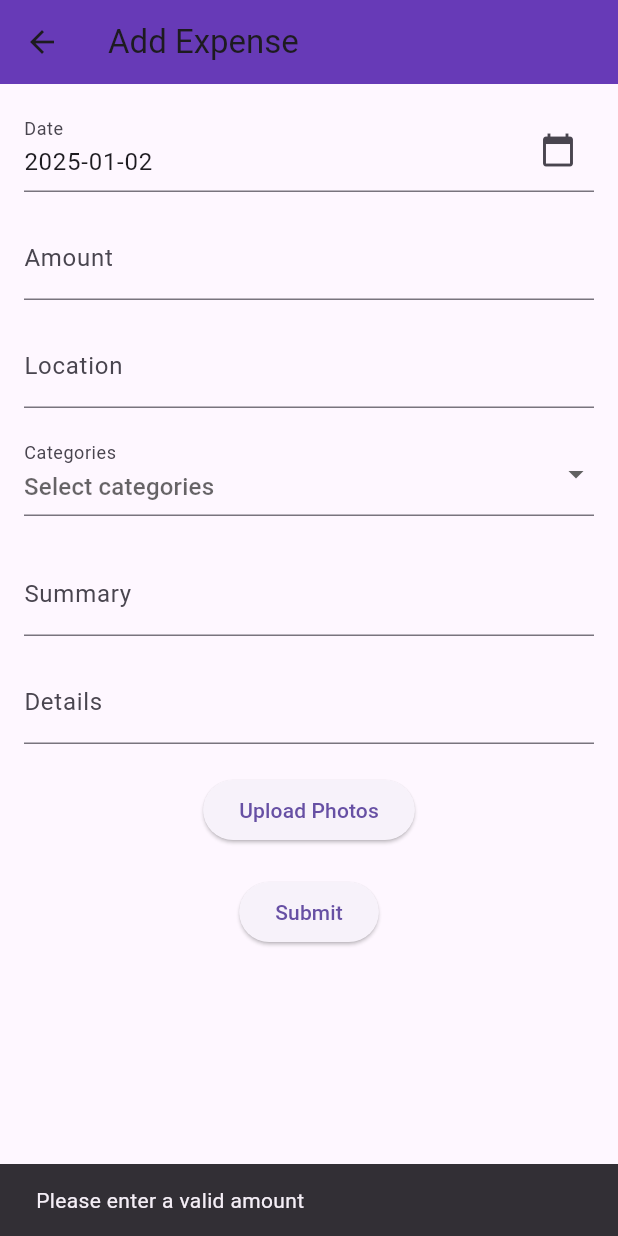
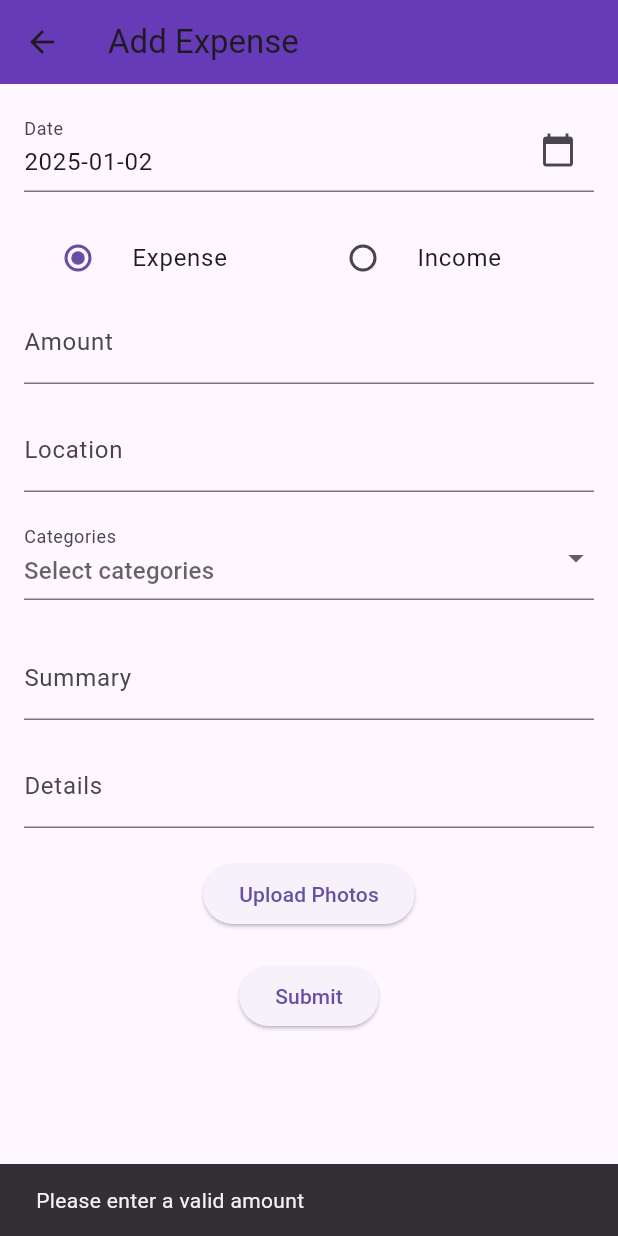
Before and after one commit to Petrificus-totalus/MoneyFlutter, a Flutter app: the AddExpensePage screen opened directly, after a tap on "Submit", on a phone screen of 412 x 824 dp. Run offline on Flutter 3.47's test engine with Material 3 defaults, Android fonts, the phone set to English and light mode, and no system bars; our stand-ins replace cloud_firestore, firebase_auth, firebase_core, firebase_storage, image_picker; accounts and stored records are empty.

Commit message:
feat: categorize into expense and income

```diff
--- a/lib/AddExpensePage.dart
+++ b/lib/AddExpensePage.dart
@@ -36,6 +36,8 @@ class _AddExpensePageState extends State<AddExpensePage> {
 
   List<File> _selectedImages = [];
   bool _isUploading = false;
+  bool _isIncome = false; // 默认选项为支出
+
 
   @override
   void initState() {
@@ -137,10 +139,16 @@ class _AddExpensePageState extends State<AddExpensePage> {
       return;
     }
 
+    // 将金额转换为正负值
+    final double finalAmount = _isIncome
+        ? double.parse(amount) // 收入保持正值
+        : -double.parse(amount); // 支出转换为负值
+
+    print(finalAmount);
     final expenseData = {
       'userId': currentUser.uid,
       'date': date,
-      'amount': double.parse(amount),
+      'amount': finalAmount,
       'location': location,
       'categories': _selectedCategories,
       'summary': summary,
@@ -191,6 +199,34 @@ class _AddExpensePageState extends State<AddExpensePage> {
                 ),
               ),
               const SizedBox(height: 16),
+              Row(
+                children: [
+                  Expanded(
+                    child: RadioListTile<bool>(
+                      title: const Text('Expense'),
+                      value: false,
+                      groupValue: _isIncome,
+                      onChanged: (value) {
+                        setState(() {
+                          _isIncome = value!;
+                        });
+                      },
+                    ),
+                  ),
+                  Expanded(
+                    child: RadioListTile<bool>(
+                      title: const Text('Income'),
+                      value: true,
+                      groupValue: _isIncome,
+                      onChanged: (value) {
+                        setState(() {
+                          _isIncome = value!;
+                        });
+                      },
+                    ),
+                  ),
+                ],
+              ),
               // 金额输入
               TextField(
                 controller: _amountController,
--- a/lib/ExpenseDetailPage.dart
+++ b/lib/ExpenseDetailPage.dart
@@ -23,7 +23,7 @@ class ExpenseDetailPage extends StatelessWidget {
         child: Column(
           crossAxisAlignment: CrossAxisAlignment.start,
           children: [
-            Text('Amount: \$${amount.toStringAsFixed(2)}'),
+            Text('Amount: ${amount.toStringAsFixed(2)}'),
             const SizedBox(height: 8),
             Text('Summary: $summary'),
             const SizedBox(height: 8),
--- a/lib/ExpenseDetailsPage.dart
+++ b/lib/ExpenseDetailsPage.dart
@@ -26,8 +26,8 @@ class ExpenseDetailsPage extends StatelessWidget {
           return Card(
             margin: const EdgeInsets.all(10),
             child: ListTile(
-              title: Text('\$${amount.toStringAsFixed(2)} - $summary'),
-              subtitle: Text('Categories: $categories'),
+              title: Text('${amount.toStringAsFixed(2)} - $summary'),
+              subtitle: Text('$categories'),
               onTap: () {
                 Navigator.push(
                   context,
--- a/lib/LoginPage.dart
+++ b/lib/LoginPage.dart
@@ -88,7 +88,7 @@ class _LoginPageState extends State<LoginPage> {
     Navigator.pushReplacement(
       context,
       MaterialPageRoute(
-        builder: (context) => MyHomePage(title: 'Welcome!'),
+        builder: (context) => MyHomePage(),
       ),
     );
   }
--- a/lib/MyHomePage.dart
+++ b/lib/MyHomePage.dart
@@ -8,9 +8,9 @@ import 'ChartPage.dart';
 import 'LedgerPage.dart';
 
 class MyHomePage extends StatefulWidget {
-  final String title;
 
-  const MyHomePage({Key? key, required this.title}) : super(key: key);
+
+  const MyHomePage({Key? key}) : super(key: key);
 
   @override
   _MyHomePageState createState() => _MyHomePageState();
@@ -40,7 +40,6 @@ class _MyHomePageState extends State<MyHomePage> {
   Widget build(BuildContext context) {
     return Scaffold(
       appBar: AppBar(
-        title: Text(widget.title),
         actions: [
           IconButton(
             icon: const Icon(Icons.logout),
--- a/lib/main.dart
+++ b/lib/main.dart
@@ -31,7 +31,7 @@ class MyApp extends StatelessWidget {
 
     if (user != null) {
       // 用户已登录，跳转到首页
-      return MyHomePage(title: 'Welcome!');
+      return MyHomePage();
     } else {
       // 用户未登录，跳转到登录页面
       return const LoginPage();
```
Also changed, not shown: lib/ExpensesPage.dart (+3 -6 lines).
